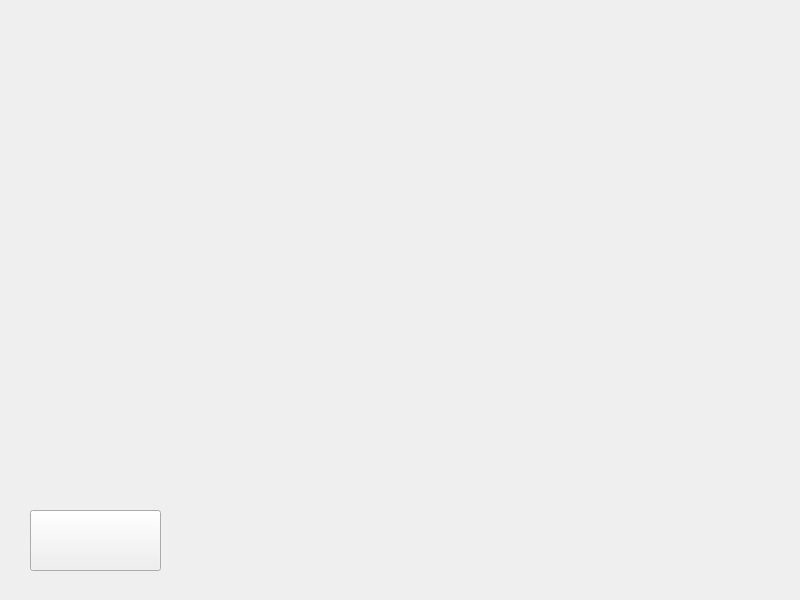
Old version of the form fitnessEquipment/application.ui in the repository yuanluochen/Fitness-Eqiupment.
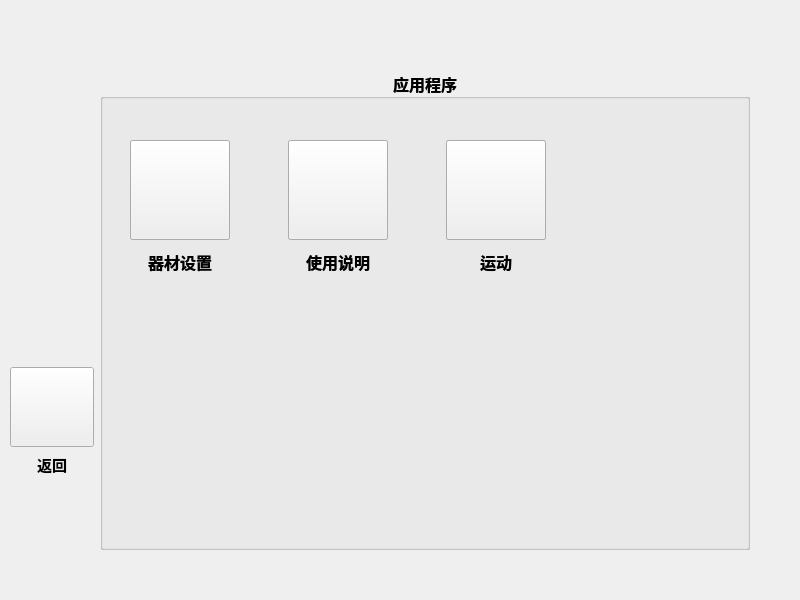
New version of the form. Icons and pictures are not drawn.

Commit message: 设置了初版应用程序界面，没有布局

The edit to the form file:
```diff
--- a/fitnessEquipment/application.ui
+++ b/fitnessEquipment/application.ui
@@ -13,18 +13,395 @@
   <property name="windowTitle">
    <string>Form</string>
   </property>
-  <widget class="QPushButton" name="returnBefore">
+  <widget class="QGroupBox" name="groupBox">
    <property name="geometry">
     <rect>
-     <x>30</x>
-     <y>510</y>
-     <width>131</width>
-     <height>61</height>
+     <x>100</x>
+     <y>70</y>
+     <width>650</width>
+     <height>480</height>
     </rect>
    </property>
-   <property name="text">
-    <string/>
+   <property name="minimumSize">
+    <size>
+     <width>650</width>
+     <height>0</height>
+    </size>
    </property>
+   <property name="font">
+    <font>
+     <family>JetBrains Mono Light</family>
+     <pointsize>12</pointsize>
+     <weight>75</weight>
+     <bold>true</bold>
+    </font>
+   </property>
+   <property name="title">
+    <string>应用程序</string>
+   </property>
+   <property name="alignment">
+    <set>Qt::AlignCenter</set>
+   </property>
+   <widget class="QWidget" name="">
+    <property name="geometry">
+     <rect>
+      <x>30</x>
+      <y>70</y>
+      <width>416</width>
+      <height>137</height>
+     </rect>
+    </property>
+    <layout class="QGridLayout" name="gridLayout">
+     <item row="0" column="0">
+      <layout class="QVBoxLayout" name="settingLayout">
+       <item>
+        <widget class="QPushButton" name="settingPushButton">
+         <property name="minimumSize">
+          <size>
+           <width>100</width>
+           <height>100</height>
+          </size>
+         </property>
+         <property name="styleSheet">
+          <string notr="true">border-image: url(:/resource/application/setting.png);</string>
+         </property>
+         <property name="text">
+          <string/>
+         </property>
+        </widget>
+       </item>
+       <item>
+        <widget class="QLabel" name="label_2">
+         <property name="text">
+          <string>器材设置</string>
+         </property>
+         <property name="alignment">
+          <set>Qt::AlignCenter</set>
+         </property>
+        </widget>
+       </item>
+      </layout>
+     </item>
+     <item row="0" column="1">
+      <spacer name="horizontalSpacer">
+       <property name="orientation">
+        <enum>Qt::Horizontal</enum>
+       </property>
+       <property name="sizeHint" stdset="0">
+        <size>
+         <width>40</width>
+         <height>20</height>
+        </size>
+       </property>
+      </spacer>
+     </item>
+     <item row="0" column="2">
+      <layout class="QVBoxLayout" name="manualLayout">
+       <item>
+        <widget class="QPushButton" name="manualPushbutton">
+         <property name="minimumSize">
+          <size>
+           <width>100</width>
+           <height>100</height>
+          </size>
+         </property>
+         <property name="styleSheet">
+          <string notr="true">border-image: url(:/resource/application/manual.png);</string>
+         </property>
+         <property name="text">
+          <string/>
+         </property>
+        </widget>
+       </item>
+       <item>
+        <widget class="QLabel" name="label_3">
+         <property name="text">
+          <string>使用说明</string>
+         </property>
+         <property name="alignment">
+          <set>Qt::AlignCenter</set>
+         </property>
+        </widget>
+       </item>
+      </layout>
+     </item>
+     <item row="0" column="3">
+      <spacer name="horizontalSpacer_2">
+       <property name="orientation">
+        <enum>Qt::Horizontal</enum>
+       </property>
+       <property name="sizeHint" stdset="0">
+        <size>
+         <width>40</width>
+         <height>20</height>
+        </size>
+       </property>
+      </spacer>
+     </item>
+     <item row="0" column="4">
+      <layout class="QVBoxLayout" name="verticalLayout_2">
+       <item>
+        <widget class="QPushButton" name="pushButton">
+         <property name="minimumSize">
+          <size>
+           <width>100</width>
+           <height>100</height>
+          </size>
+         </property>
+         <property name="styleSheet">
+          <string notr="true">border-image: url(:/resource/application/sport.png);</string>
+         </property>
+         <property name="text">
+          <string/>
+         </property>
+        </widget>
+       </item>
+       <item>
+        <widget class="QLabel" name="label_4">
+         <property name="text">
+          <string>运动</string>
+         </property>
+         <property name="alignment">
+          <set>Qt::AlignCenter</set>
+         </property>
+        </widget>
+       </item>
+      </layout>
+     </item>
+    </layout>
+   </widget>
+  </widget>
+  <widget class="QGroupBox" name="groupBox_2">
+   <property name="geometry">
+    <rect>
+     <x>100</x>
+     <y>70</y>
+     <width>650</width>
+     <height>480</height>
+    </rect>
+   </property>
+   <property name="minimumSize">
+    <size>
+     <width>650</width>
+     <height>0</height>
+    </size>
+   </property>
+   <property name="font">
+    <font>
+     <family>JetBrains Mono Light</family>
+     <pointsize>12</pointsize>
+     <weight>75</weight>
+     <bold>true</bold>
+    </font>
+   </property>
+   <property name="title">
+    <string>应用程序</string>
+   </property>
+   <property name="alignment">
+    <set>Qt::AlignCenter</set>
+   </property>
+   <widget class="QWidget" name="layoutWidget_2">
+    <property name="geometry">
+     <rect>
+      <x>30</x>
+      <y>70</y>
+      <width>416</width>
+      <height>137</height>
+     </rect>
+    </property>
+    <layout class="QGridLayout" name="gridLayout_2">
+     <item row="0" column="0">
+      <layout class="QVBoxLayout" name="settingLayout_2">
+       <item>
+        <widget class="QPushButton" name="settingPushButton_2">
+         <property name="minimumSize">
+          <size>
+           <width>100</width>
+           <height>100</height>
+          </size>
+         </property>
+         <property name="styleSheet">
+          <string notr="true">border-image: url(:/resource/application/setting.png);</string>
+         </property>
+         <property name="text">
+          <string/>
+         </property>
+        </widget>
+       </item>
+       <item>
+        <widget class="QLabel" name="label_6">
+         <property name="text">
+          <string>器材设置</string>
+         </property>
+         <property name="alignment">
+          <set>Qt::AlignCenter</set>
+         </property>
+        </widget>
+       </item>
+      </layout>
+     </item>
+     <item row="0" column="1">
+      <spacer name="horizontalSpacer_4">
+       <property name="orientation">
+        <enum>Qt::Horizontal</enum>
+       </property>
+       <property name="sizeHint" stdset="0">
+        <size>
+         <width>40</width>
+         <height>20</height>
+        </size>
+       </property>
+      </spacer>
+     </item>
+     <item row="0" column="2">
+      <layout class="QVBoxLayout" name="manualLayout_2">
+       <item>
+        <widget class="QPushButton" name="manualPushbutton_2">
+         <property name="minimumSize">
+          <size>
+           <width>100</width>
+           <height>100</height>
+          </size>
+         </property>
+         <property name="styleSheet">
+          <string notr="true">border-image: url(:/resource/application/manual.png);</string>
+         </property>
+         <property name="text">
+          <string/>
+         </property>
+        </widget>
+       </item>
+       <item>
+        <widget class="QLabel" name="label_7">
+         <property name="text">
+          <string>使用说明</string>
+         </property>
+         <property name="alignment">
+          <set>Qt::AlignCenter</set>
+         </property>
+        </widget>
+       </item>
+      </layout>
+     </item>
+     <item row="0" column="3">
+      <spacer name="horizontalSpacer_5">
+       <property name="orientation">
+        <enum>Qt::Horizontal</enum>
+       </property>
+       <property name="sizeHint" stdset="0">
+        <size>
+         <width>40</width>
+         <height>20</height>
+        </size>
+       </property>
+      </spacer>
+     </item>
+     <item row="0" column="4">
+      <layout class="QVBoxLayout" name="verticalLayout_4">
+       <item>
+        <widget class="QPushButton" name="pushButton_2">
+         <property name="minimumSize">
+          <size>
+           <width>100</width>
+           <height>100</height>
+          </size>
+         </property>
+         <property name="styleSheet">
+          <string notr="true">border-image: url(:/resource/application/sport.png);</string>
+         </property>
+         <property name="text">
+          <string/>
+         </property>
+        </widget>
+       </item>
+       <item>
+        <widget class="QLabel" name="label_8">
+         <property name="text">
+          <string>运动</string>
+         </property>
+         <property name="alignment">
+          <set>Qt::AlignCenter</set>
+         </property>
+        </widget>
+       </item>
+      </layout>
+     </item>
+    </layout>
+   </widget>
+  </widget>
+  <widget class="QWidget" name="">
+   <property name="geometry">
+    <rect>
+     <x>10</x>
+     <y>320</y>
+     <width>84</width>
+     <height>156</height>
+    </rect>
+   </property>
+   <layout class="QVBoxLayout" name="verticalLayout_3">
+    <item>
+     <spacer name="verticalSpacer">
+      <property name="orientation">
+       <enum>Qt::Vertical</enum>
+      </property>
+      <property name="sizeHint" stdset="0">
+       <size>
+        <width>20</width>
+        <height>40</height>
+       </size>
+      </property>
+     </spacer>
+    </item>
+    <item>
+     <layout class="QVBoxLayout" name="verticalLayout">
+      <item>
+       <widget class="QPushButton" name="returnBefore">
+        <property name="enabled">
+         <bool>true</bool>
+        </property>
+        <property name="minimumSize">
+         <size>
+          <width>80</width>
+          <height>80</height>
+         </size>
+        </property>
+        <property name="styleSheet">
+         <string notr="true">border-image: url(:/resource/application/return.png);</string>
+        </property>
+        <property name="text">
+         <string/>
+        </property>
+        <property name="iconSize">
+         <size>
+          <width>20</width>
+          <height>20</height>
+         </size>
+        </property>
+        <property name="autoDefault">
+         <bool>false</bool>
+        </property>
+       </widget>
+      </item>
+      <item>
+       <widget class="QLabel" name="label">
+        <property name="font">
+         <font>
+          <pointsize>11</pointsize>
+          <weight>75</weight>
+          <bold>true</bold>
+         </font>
+        </property>
+        <property name="text">
+         <string>返回</string>
+        </property>
+        <property name="alignment">
+         <set>Qt::AlignCenter</set>
+        </property>
+       </widget>
+      </item>
+     </layout>
+    </item>
+   </layout>
   </widget>
  </widget>
  <resources/>
```
The commit also changes 11 other files.
